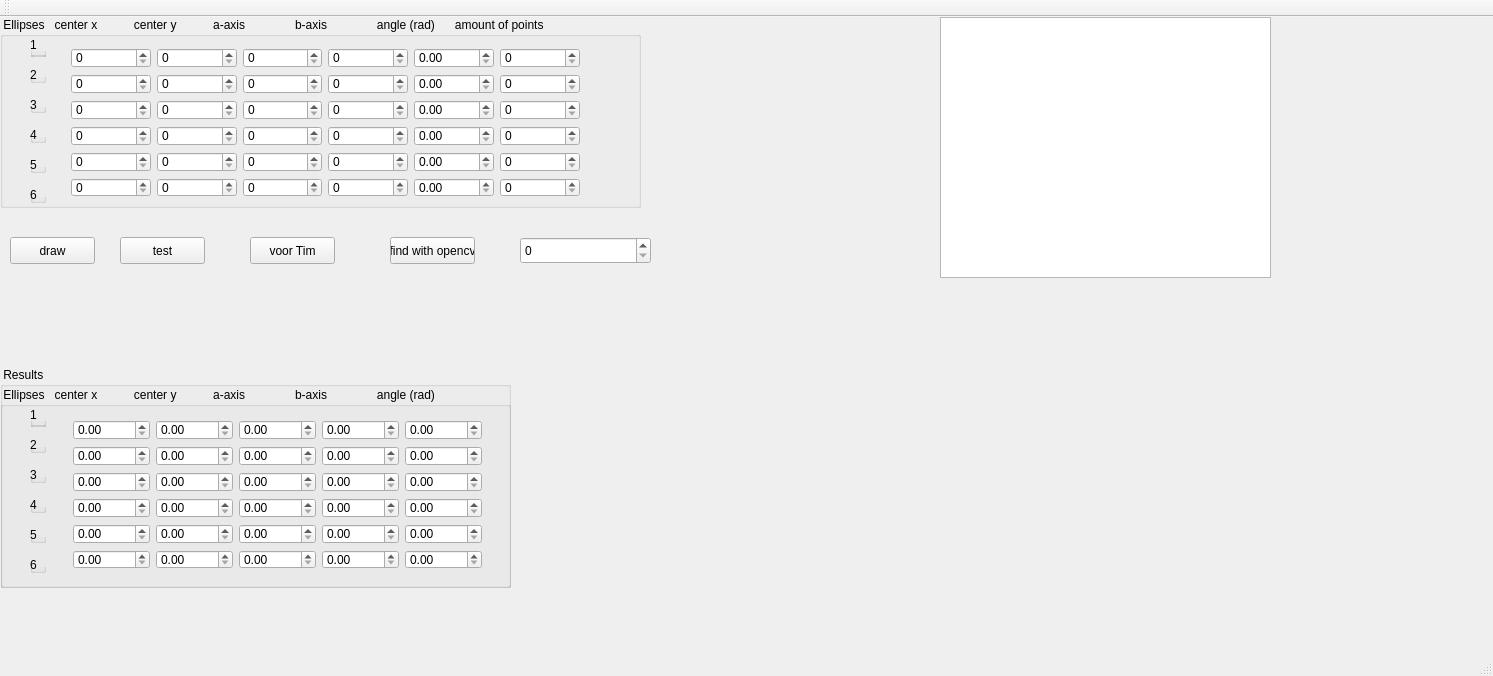
Before: the Qt Designer form mainwindow.ui in TimStnd/ExamenOpdracht, drawn with Qt 5.
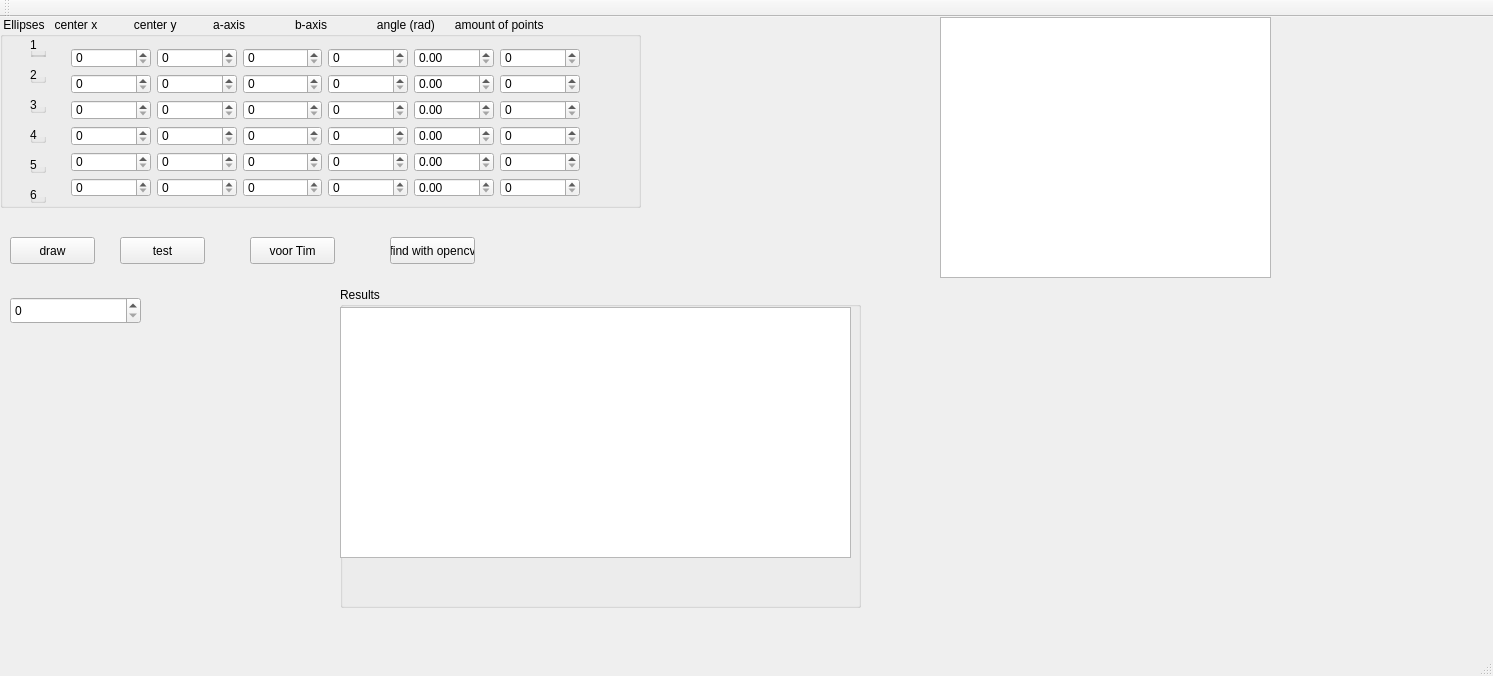
After: the same form once the commit is applied.

Commit message: hey Tim

The edit to the form file:
```diff
--- a/mainwindow.ui
+++ b/mainwindow.ui
@@ -14,356 +14,6 @@
    <string>MainWindow</string>
   </property>
   <widget class="QWidget" name="centralWidget">
-   <widget class="QGroupBox" name="groupBox_15">
-    <property name="geometry">
-     <rect>
-      <x>0</x>
-      <y>350</y>
-      <width>511</width>
-      <height>221</height>
-     </rect>
-    </property>
-    <property name="title">
-     <string> Results</string>
-    </property>
-    <widget class="QGroupBox" name="groupBox_8">
-     <property name="geometry">
-      <rect>
-       <x>0</x>
-       <y>20</y>
-       <width>511</width>
-       <height>201</height>
-      </rect>
-     </property>
-     <property name="title">
-      <string> Ellipses   center x           center y           a-axis               b-axis               angle (rad)           </string>
-     </property>
-     <widget class="QGroupBox" name="groupBox_9">
-      <property name="geometry">
-       <rect>
-        <x>30</x>
-        <y>20</y>
-        <width>16</width>
-        <height>20</height>
-       </rect>
-      </property>
-      <property name="title">
-       <string>1</string>
-      </property>
-     </widget>
-     <widget class="QGroupBox" name="groupBox_10">
-      <property name="geometry">
-       <rect>
-        <x>30</x>
-        <y>50</y>
-        <width>16</width>
-        <height>16</height>
-       </rect>
-      </property>
-      <property name="title">
-       <string>2</string>
-      </property>
-     </widget>
-     <widget class="QGroupBox" name="groupBox_11">
-      <property name="geometry">
-       <rect>
-        <x>30</x>
-        <y>80</y>
-        <width>16</width>
-        <height>16</height>
-       </rect>
-      </property>
-      <property name="title">
-       <string>3</string>
-      </property>
-     </widget>
-     <widget class="QGroupBox" name="groupBox_12">
-      <property name="geometry">
-       <rect>
-        <x>30</x>
-        <y>110</y>
-        <width>16</width>
-        <height>16</height>
-       </rect>
-      </property>
-      <property name="title">
-       <string>4</string>
-      </property>
-     </widget>
-     <widget class="QGroupBox" name="groupBox_13">
-      <property name="geometry">
-       <rect>
-        <x>30</x>
-        <y>140</y>
-        <width>16</width>
-        <height>16</height>
-       </rect>
-      </property>
-      <property name="title">
-       <string>5</string>
-      </property>
-     </widget>
-     <widget class="QGroupBox" name="groupBox_14">
-      <property name="geometry">
-       <rect>
-        <x>30</x>
-        <y>170</y>
-        <width>16</width>
-        <height>16</height>
-       </rect>
-      </property>
-      <property name="title">
-       <string>6</string>
-      </property>
-     </widget>
-     <widget class="QWidget" name="layoutWidget">
-      <property name="geometry">
-       <rect>
-        <x>62</x>
-        <y>22</y>
-        <width>431</width>
-        <height>171</height>
-       </rect>
-      </property>
-      <layout class="QVBoxLayout" name="verticalLayout">
-       <item>
-        <layout class="QHBoxLayout" name="horizontalLayout">
-         <item>
-          <widget class="QDoubleSpinBox" name="centerx1_2">
-           <property name="maximum">
-            <double>10000000.000000000000000</double>
-           </property>
-          </widget>
-         </item>
-         <item>
-          <widget class="QDoubleSpinBox" name="centery1_2">
-           <property name="maximum">
-            <double>10000000.000000000000000</double>
-           </property>
-          </widget>
-         </item>
-         <item>
-          <widget class="QDoubleSpinBox" name="aaxis1_2">
-           <property name="maximum">
-            <double>10000000.000000000000000</double>
-           </property>
-          </widget>
-         </item>
-         <item>
-          <widget class="QDoubleSpinBox" name="baxis1_2">
-           <property name="maximum">
-            <double>10000.000000000000000</double>
-           </property>
-          </widget>
-         </item>
-         <item>
-          <widget class="QDoubleSpinBox" name="angle1_2">
-           <property name="maximum">
-            <double>10000000.000000000000000</double>
-           </property>
-          </widget>
-         </item>
-        </layout>
-       </item>
-       <item>
-        <layout class="QHBoxLayout" name="horizontalLayout_2">
-         <item>
-          <widget class="QDoubleSpinBox" name="centerx2_2">
-           <property name="maximum">
-            <double>10000000.000000000000000</double>
-           </property>
-          </widget>
-         </item>
-         <item>
-          <widget class="QDoubleSpinBox" name="centery2_2">
-           <property name="maximum">
-            <double>10000000.000000000000000</double>
-           </property>
-          </widget>
-         </item>
-         <item>
-          <widget class="QDoubleSpinBox" name="aaxis2_2">
-           <property name="maximum">
-            <double>10000000.000000000000000</double>
-           </property>
-          </widget>
-         </item>
-         <item>
-          <widget class="QDoubleSpinBox" name="baxis2_2">
-           <property name="maximum">
-            <double>10000000.000000000000000</double>
-           </property>
-          </widget>
-         </item>
-         <item>
-          <widget class="QDoubleSpinBox" name="angle2_2">
-           <property name="maximum">
-            <double>10000000.000000000000000</double>
-           </property>
-          </widget>
-         </item>
-        </layout>
-       </item>
-       <item>
-        <layout class="QHBoxLayout" name="horizontalLayout_3">
-         <item>
-          <widget class="QDoubleSpinBox" name="centerx3_2">
-           <property name="maximum">
-            <double>10000000.000000000000000</double>
-           </property>
-          </widget>
-         </item>
-         <item>
-          <widget class="QDoubleSpinBox" name="centery3_2">
-           <property name="maximum">
-            <double>10000000.000000000000000</double>
-           </property>
-          </widget>
-         </item>
-         <item>
-          <widget class="QDoubleSpinBox" name="aaxis3_2">
-           <property name="maximum">
-            <double>10000000.000000000000000</double>
-           </property>
-          </widget>
-         </item>
-         <item>
-          <widget class="QDoubleSpinBox" name="baxis3_2">
-           <property name="maximum">
-            <double>10000000.000000000000000</double>
-           </property>
-          </widget>
-         </item>
-         <item>
-          <widget class="QDoubleSpinBox" name="angle3_2">
-           <property name="maximum">
-            <double>10000000.000000000000000</double>
-           </property>
-          </widget>
-         </item>
-        </layout>
-       </item>
-       <item>
-        <layout class="QHBoxLayout" name="horizontalLayout_4">
-         <item>
-          <widget class="QDoubleSpinBox" name="centerx4_2">
-           <property name="maximum">
-            <double>10000000.000000000000000</double>
-           </property>
-          </widget>
-         </item>
-         <item>
-          <widget class="QDoubleSpinBox" name="centery4_2">
-           <property name="maximum">
-            <double>10000000.000000000000000</double>
-           </property>
-          </widget>
-         </item>
-         <item>
-          <widget class="QDoubleSpinBox" name="aaxis4_2">
-           <property name="maximum">
-            <double>10000000.000000000000000</double>
-           </property>
-          </widget>
-         </item>
-         <item>
-          <widget class="QDoubleSpinBox" name="baxis4_2">
-           <property name="maximum">
-            <double>10000000.000000000000000</double>
-           </property>
-          </widget>
-         </item>
-         <item>
-          <widget class="QDoubleSpinBox" name="angle4_2">
-           <property name="maximum">
-            <double>10000000.000000000000000</double>
-           </property>
-          </widget>
-         </item>
-        </layout>
-       </item>
-       <item>
-        <layout class="QHBoxLayout" name="horizontalLayout_5">
-         <item>
-          <widget class="QDoubleSpinBox" name="centerx5_3">
-           <property name="maximum">
-            <double>10000000.000000000000000</double>
-           </property>
-          </widget>
-         </item>
-         <item>
-          <widget class="QDoubleSpinBox" name="centery5_3">
-           <property name="maximum">
-            <double>10000000.000000000000000</double>
-           </property>
-          </widget>
-         </item>
-         <item>
-          <widget class="QDoubleSpinBox" name="aaxis5_3">
-           <property name="maximum">
-            <double>10000000.000000000000000</double>
-           </property>
-          </widget>
-         </item>
-         <item>
-          <widget class="QDoubleSpinBox" name="baxis5_3">
-           <property name="maximum">
-            <double>10000000.000000000000000</double>
-           </property>
-          </widget>
-         </item>
-         <item>
-          <widget class="QDoubleSpinBox" name="angle5_3">
-           <property name="maximum">
-            <double>10000000.000000000000000</double>
-           </property>
-          </widget>
-         </item>
-        </layout>
-       </item>
-       <item>
-        <layout class="QHBoxLayout" name="horizontalLayout_6">
-         <item>
-          <widget class="QDoubleSpinBox" name="centerx6_2">
-           <property name="maximum">
-            <double>10000000.000000000000000</double>
-           </property>
-          </widget>
-         </item>
-         <item>
-          <widget class="QDoubleSpinBox" name="centery6_2">
-           <property name="maximum">
-            <double>10000000.000000000000000</double>
-           </property>
-          </widget>
-         </item>
-         <item>
-          <widget class="QDoubleSpinBox" name="aaxis6_2">
-           <property name="maximum">
-            <double>10000000.000000000000000</double>
-           </property>
-          </widget>
-         </item>
-         <item>
-          <widget class="QDoubleSpinBox" name="baxis6_2">
-           <property name="maximum">
-            <double>10000000.000000000000000</double>
-           </property>
-          </widget>
-         </item>
-         <item>
-          <widget class="QDoubleSpinBox" name="angle6_2">
-           <property name="maximum">
-            <double>10000000.000000000000000</double>
-           </property>
-          </widget>
-         </item>
-        </layout>
-       </item>
-      </layout>
-     </widget>
-    </widget>
-   </widget>
    <widget class="QPushButton" name="drawbutton">
     <property name="geometry">
      <rect>
@@ -821,8 +471,8 @@
    <widget class="QSpinBox" name="thresholdopencv">
     <property name="geometry">
      <rect>
-      <x>520</x>
-      <y>220</y>
+      <x>10</x>
+      <y>280</y>
       <width>131</width>
       <height>27</height>
      </rect>
@@ -831,6 +481,29 @@
      <number>100000</number>
     </property>
    </widget>
+   <widget class="QGroupBox" name="groupBox">
+    <property name="geometry">
+     <rect>
+      <x>340</x>
+      <y>270</y>
+      <width>521</width>
+      <height>321</height>
+     </rect>
+    </property>
+    <property name="title">
+     <string>Results</string>
+    </property>
+    <widget class="QTextBrowser" name="resultsbox">
+     <property name="geometry">
+      <rect>
+       <x>0</x>
+       <y>20</y>
+       <width>511</width>
+       <height>251</height>
+      </rect>
+     </property>
+    </widget>
+   </widget>
   </widget>
   <widget class="QMenuBar" name="menuBar">
    <property name="geometry">
```
The commit also changes 2 other files.
